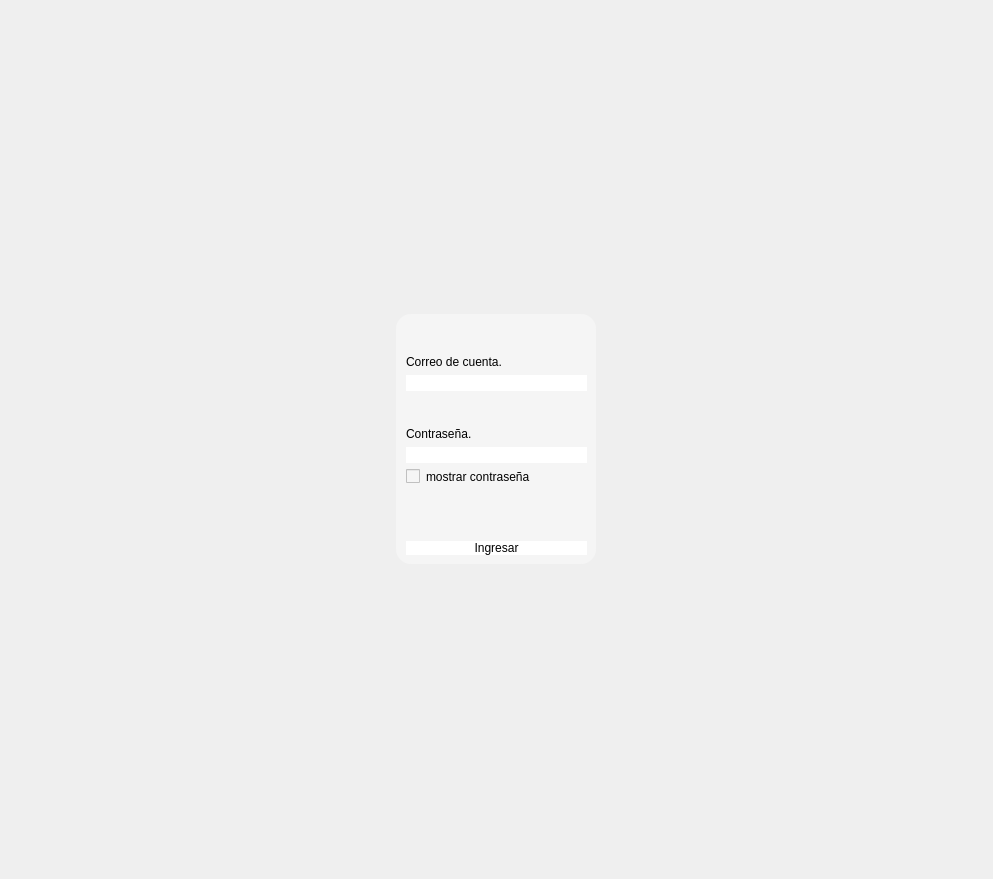
Old version of the form POS_Application/src/ui/loginpage.ui in the repository Svndda/POS.
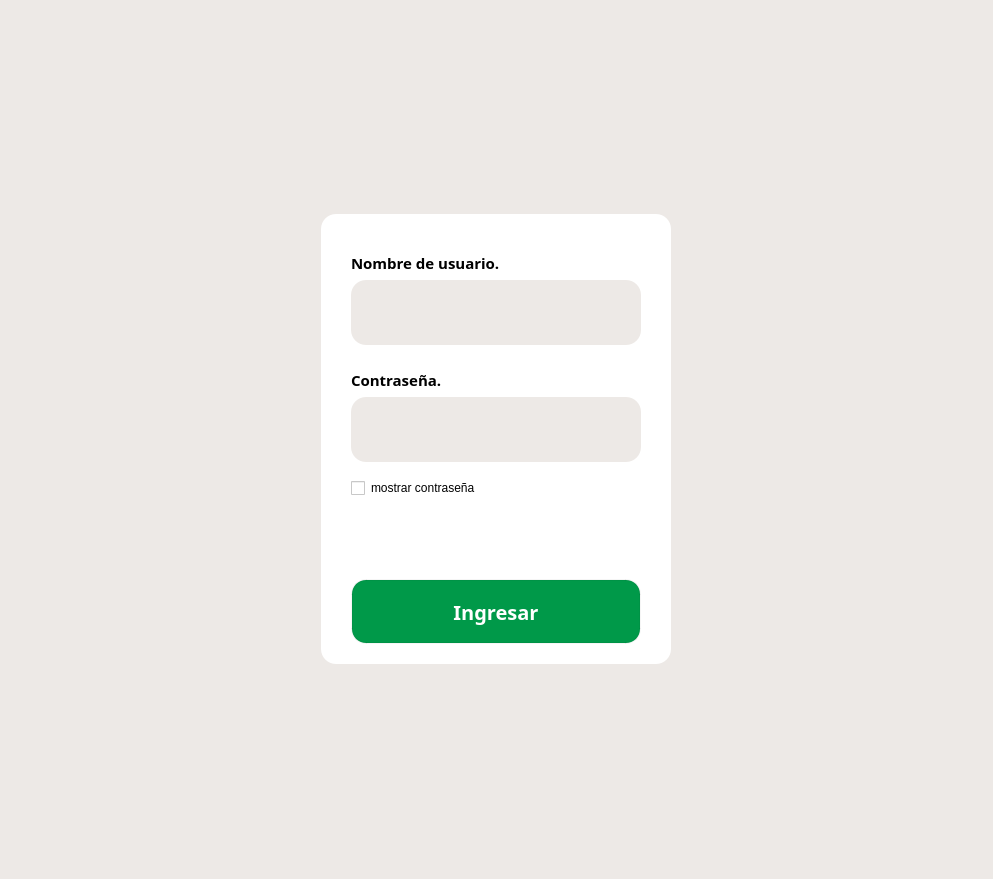
New version of the form.

Diff of the .ui file:
```diff
--- a/POS_Application/src/ui/loginpage.ui
+++ b/POS_Application/src/ui/loginpage.ui
@@ -13,137 +13,195 @@
   <property name="windowTitle">
    <string>Form</string>
   </property>
+  <property name="styleSheet">
+   <string notr="true">background-color: rgb(237, 233, 230);</string>
+  </property>
   <layout class="QGridLayout" name="gridLayout">
-   <item row="0" column="0" alignment="Qt::AlignmentFlag::AlignHCenter|Qt::AlignmentFlag::AlignVCenter">
-    <widget class="QFrame" name="frame">
-     <property name="enabled">
-      <bool>true</bool>
-     </property>
+   <item row="0" column="0">
+    <widget class="QWidget" name="widget" native="true">
      <property name="sizePolicy">
       <sizepolicy hsizetype="Expanding" vsizetype="Expanding">
        <horstretch>0</horstretch>
        <verstretch>0</verstretch>
       </sizepolicy>
      </property>
-     <property name="minimumSize">
+     <property name="maximumSize">
       <size>
-       <width>200</width>
-       <height>250</height>
+       <width>350</width>
+       <height>450</height>
       </size>
      </property>
-     <property name="layoutDirection">
-      <enum>Qt::LayoutDirection::LeftToRight</enum>
-     </property>
      <property name="styleSheet">
-      <string notr="true">background-color: rgb(245, 245, 245);
-border-radius: 15px</string>
+      <string notr="true">QWidget {
+	background-color: white;
+	color: black;
+	border-radius: 15px;
+}</string>
      </property>
-     <property name="frameShape">
-      <enum>QFrame::Shape::Box</enum>
-     </property>
-     <property name="frameShadow">
-      <enum>QFrame::Shadow::Raised</enum>
-     </property>
-     <property name="lineWidth">
-      <number>5</number>
-     </property>
-     <property name="midLineWidth">
-      <number>5</number>
-     </property>
-     <widget class="QWidget" name="verticalLayoutWidget">
-      <property name="geometry">
-       <rect>
-        <x>10</x>
-        <y>10</y>
-        <width>181</width>
-        <height>231</height>
-       </rect>
+     <layout class="QVBoxLayout" name="verticalLayout">
+      <property name="spacing">
+       <number>6</number>
+      </property>
+      <property name="leftMargin">
+       <number>30</number>
+      </property>
+      <property name="topMargin">
+       <number>20</number>
+      </property>
+      <property name="rightMargin">
+       <number>30</number>
+      </property>
+      <property name="bottomMargin">
+       <number>20</number>
       </property>
-      <layout class="QVBoxLayout" name="verticalLayout_2">
        <item>
-        <spacer name="verticalSpacer_3">
-         <property name="orientation">
-          <enum>Qt::Orientation::Vertical</enum>
-         </property>
-         <property name="sizeHint" stdset="0">
-          <size>
-           <width>20</width>
-           <height>40</height>
-          </size>
-         </property>
-        </spacer>
-       </item>
-       <item alignment="Qt::AlignmentFlag::AlignLeft|Qt::AlignmentFlag::AlignBottom">
         <widget class="QLabel" name="email_label">
+        <property name="sizePolicy">
+         <sizepolicy hsizetype="Expanding" vsizetype="Expanding">
+          <horstretch>0</horstretch>
+          <verstretch>0</verstretch>
+         </sizepolicy>
+        </property>
+        <property name="maximumSize">
+         <size>
+          <width>16777215</width>
+          <height>40</height>
+         </size>
+        </property>
+        <property name="font">
+         <font>
+          <family>Segoe UI Variable</family>
+          <pointsize>11</pointsize>
+          <bold>true</bold>
+         </font>
+        </property>
          <property name="styleSheet">
-          <string notr="true">color: rgb(0, 0, 0)</string>
+         <string notr="true">QLabel {
+	background-color: transparent;
+	color: black;
+}</string>
          </property>
          <property name="text">
-          <string>Correo de cuenta.</string>
+         <string>Nombre de usuario.</string>
+        </property>
+        <property name="alignment">
+         <set>Qt::AlignmentFlag::AlignBottom|Qt::AlignmentFlag::AlignLeading|Qt::AlignmentFlag::AlignLeft</set>
          </property>
          <property name="wordWrap">
           <bool>true</bool>
          </property>
         </widget>
        </item>
-       <item alignment="Qt::AlignmentFlag::AlignTop">
+      <item>
         <widget class="QLineEdit" name="email_lineEdit">
+        <property name="sizePolicy">
+         <sizepolicy hsizetype="Expanding" vsizetype="Expanding">
+          <horstretch>0</horstretch>
+          <verstretch>0</verstretch>
+         </sizepolicy>
+        </property>
          <property name="styleSheet">
-          <string notr="true">background-color: rgb(255, 255, 255);
-color: rgb(0, 0, 0)</string>
+         <string notr="true">QLineEdit {
+	background-color: rgb(237, 233, 230);
+	color: black;
+	padding-left: 20px;
+	padding-right: 10px;
+}</string>
+        </property>
+        <property name="text">
+         <string/>
          </property>
         </widget>
        </item>
        <item>
-        <spacer name="verticalSpacer_2">
-         <property name="orientation">
-          <enum>Qt::Orientation::Vertical</enum>
-         </property>
-         <property name="sizeType">
-          <enum>QSizePolicy::Policy::Ignored</enum>
-         </property>
-         <property name="sizeHint" stdset="0">
-          <size>
-           <width>20</width>
-           <height>40</height>
-          </size>
-         </property>
-        </spacer>
-       </item>
-       <item alignment="Qt::AlignmentFlag::AlignLeft|Qt::AlignmentFlag::AlignBottom">
         <widget class="QLabel" name="password_label">
+        <property name="sizePolicy">
+         <sizepolicy hsizetype="Expanding" vsizetype="Expanding">
+          <horstretch>0</horstretch>
+          <verstretch>0</verstretch>
+         </sizepolicy>
+        </property>
          <property name="minimumSize">
           <size>
            <width>63</width>
            <height>0</height>
           </size>
          </property>
+        <property name="maximumSize">
+         <size>
+          <width>16777215</width>
+          <height>40</height>
+         </size>
+        </property>
+        <property name="font">
+         <font>
+          <family>Segoe UI Variable</family>
+          <pointsize>11</pointsize>
+          <bold>true</bold>
+         </font>
+        </property>
          <property name="styleSheet">
-          <string notr="true">color: rgb(0, 0, 0)</string>
+         <string notr="true">QLabel {
+	background-color: transparent;
+	color: black;
+}</string>
          </property>
          <property name="text">
           <string>Contraseña.</string>
          </property>
-        </widget>
-       </item>
-       <item alignment="Qt::AlignmentFlag::AlignBottom">
+        <property name="alignment">
+         <set>Qt::AlignmentFlag::AlignBottom|Qt::AlignmentFlag::AlignLeading|Qt::AlignmentFlag::AlignLeft</set>
+        </property>
+       </widget>
+      </item>
+      <item>
         <widget class="QLineEdit" name="password_lineEdit">
+        <property name="sizePolicy">
+         <sizepolicy hsizetype="Expanding" vsizetype="Expanding">
+          <horstretch>0</horstretch>
+          <verstretch>0</verstretch>
+         </sizepolicy>
+        </property>
          <property name="styleSheet">
-          <string notr="true">background-color: rgb(255, 255, 255);
-color: rgb(0, 0, 0)</string>
+         <string notr="true">QLineEdit {
+	background-color: rgb(237, 233, 230);
+	color: black;
+	padding-left: 20px;
+	padding-right: 10px;
+}</string>
+        </property>
+        <property name="text">
+         <string/>
          </property>
          <property name="echoMode">
           <enum>QLineEdit::EchoMode::Password</enum>
          </property>
         </widget>
        </item>
-       <item alignment="Qt::AlignmentFlag::AlignTop">
+      <item>
         <widget class="QCheckBox" name="showPassword_checkBox">
+        <property name="sizePolicy">
+         <sizepolicy hsizetype="Expanding" vsizetype="Expanding">
+          <horstretch>0</horstretch>
+          <verstretch>0</verstretch>
+         </sizepolicy>
+        </property>
+        <property name="maximumSize">
+         <size>
+          <width>16777215</width>
+          <height>40</height>
+         </size>
+        </property>
+        <property name="font">
+         <font>
+          <bold>false</bold>
+         </font>
+        </property>
          <property name="autoFillBackground">
           <bool>false</bool>
          </property>
          <property name="styleSheet">
-          <string notr="true">color: rgb(0, 0, 0)</string>
+         <string notr="true"/>
          </property>
          <property name="text">
           <string>mostrar contraseña</string>
@@ -161,13 +219,10 @@
          <property name="orientation">
           <enum>Qt::Orientation::Vertical</enum>
          </property>
-         <property name="sizeType">
-          <enum>QSizePolicy::Policy::Preferred</enum>
-         </property>
          <property name="sizeHint" stdset="0">
           <size>
            <width>20</width>
-           <height>60</height>
+          <height>40</height>
           </size>
          </property>
         </spacer>
@@ -177,9 +232,50 @@
          <property name="enabled">
           <bool>true</bool>
          </property>
+        <property name="sizePolicy">
+         <sizepolicy hsizetype="Expanding" vsizetype="Expanding">
+          <horstretch>0</horstretch>
+          <verstretch>0</verstretch>
+         </sizepolicy>
+        </property>
+        <property name="font">
+         <font>
+          <family>Segoe UI Variable</family>
+          <pointsize>15</pointsize>
+          <bold>true</bold>
+         </font>
+        </property>
+        <property name="autoFillBackground">
+         <bool>false</bool>
+        </property>
          <property name="styleSheet">
-          <string notr="true">background-color: rgb(255, 255, 255);
-color: rgb(0, 0, 0);</string>
+         <string notr="true">QPushButton {
+	border-radius: 15px;
+	padding: 5px;
+	background-color: rgb(0, 153, 73);
+	color: white;
+	border: 2px solid rgba(0, 0, 0, 10); /* Borde tenue */
+}
+
+QPushButton:hover {
+  background-color: rgb(0, 181, 84);     /* Fondo al pasar el mouse */
+  color: white;                /* Color del texto al pasar el mouse */
+}
+
+QPushButton:pressed {
+  background-color: rgb(0, 125, 58);     /* Fondo al presionar */
+  color: white;                /* Color del texto al presionar */
+}
+
+QPushButton:disabled {
+  background-color: rgb(39, 39, 43);     /* Fondo deshabilitado */
+  color: #7f8c8d;                /* Color del texto deshabilitado */
+}
+
+QPushButton:checked {
+  background-color: #27ae60;     /* Fondo cuando está checkable y activado */
+  color: #ecf0f1;        
+}</string>
          </property>
          <property name="text">
           <string>Ingresar</string>
@@ -196,7 +292,6 @@
         </widget>
        </item>
       </layout>
-     </widget>
     </widget>
    </item>
   </layout>
```
Left out of the diff: 3 changed lines with no effect on the pictures. Lines whose indentation alone changed are shown as unchanged.
